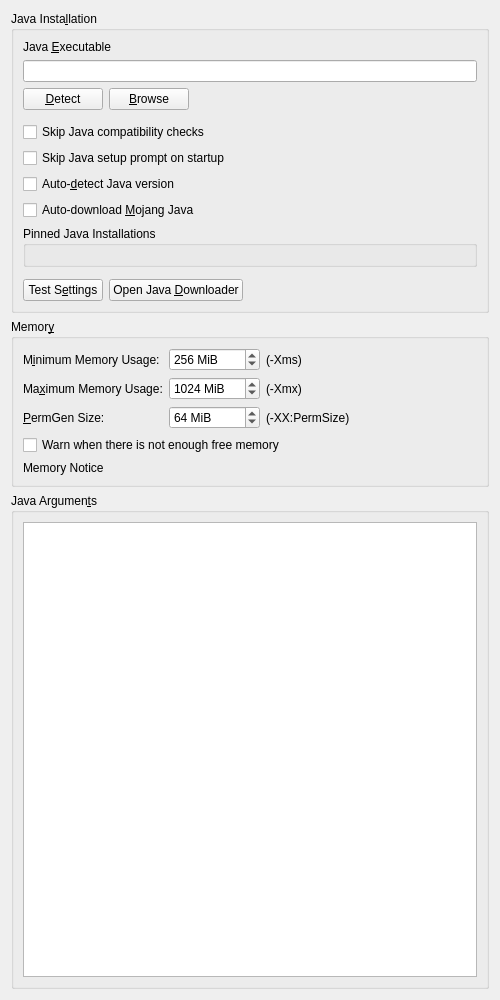
The window that launcher/ui/widgets/JavaSettingsWidget.ui (PrismLauncher/PrismLauncher) describes before a commit, drawn with Qt 5.
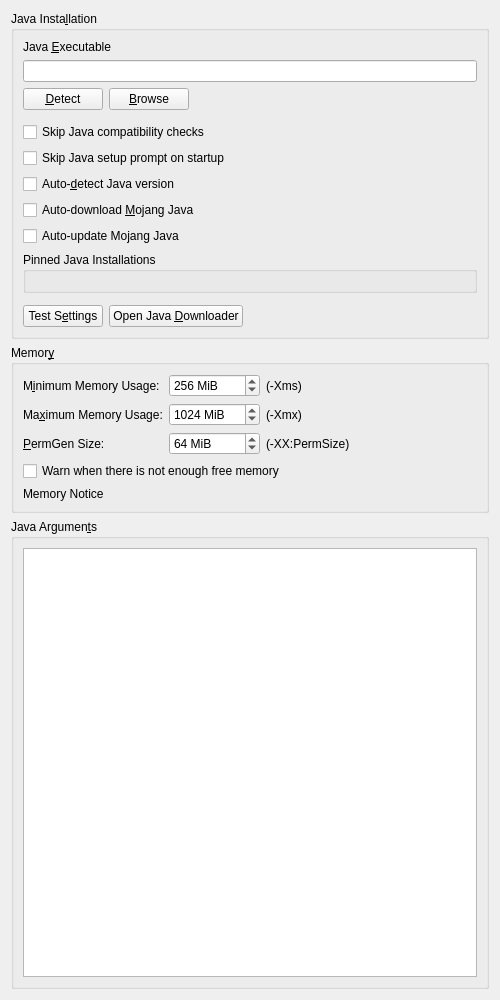
The same window after the commit.

Commit message:
feat(JavaSettings): allow for automatic updates
Fixes: https://github.com/PrismLauncher/PrismLauncher/issues/4484

Patch:
```diff
--- a/launcher/ui/widgets/JavaSettingsWidget.ui
+++ b/launcher/ui/widgets/JavaSettingsWidget.ui
@@ -29,6 +29,103 @@
       <bool>false</bool>
      </property>
      <layout class="QGridLayout" name="gridLayout_2">
+      <item row="4" column="0">
+       <widget class="QCheckBox" name="skipCompatibilityCheckBox">
+        <property name="toolTip">
+         <string>If enabled, the launcher will not check if an instance is compatible with the selected Java version.</string>
+        </property>
+        <property name="text">
+         <string>Skip Java compatibility checks</string>
+        </property>
+       </widget>
+      </item>
+      <item row="12" column="0">
+       <spacer name="verticalSpacer_4">
+        <property name="orientation">
+         <enum>Qt::Orientation::Vertical</enum>
+        </property>
+        <property name="sizeType">
+         <enum>QSizePolicy::Policy::Fixed</enum>
+        </property>
+        <property name="sizeHint" stdset="0">
+         <size>
+          <width>0</width>
+          <height>6</height>
+         </size>
+        </property>
+       </spacer>
+      </item>
+      <item row="9" column="0">
+       <widget class="QCheckBox" name="autodownloadJavaCheckBox">
+        <property name="toolTip">
+         <string>Automatically downloads and selects the Java build recommended by Mojang.</string>
+        </property>
+        <property name="text">
+         <string>Auto-download &amp;Mojang Java</string>
+        </property>
+       </widget>
+      </item>
+      <item row="13" column="0">
+       <layout class="QHBoxLayout" name="horizontalLayout_4">
+        <item>
+         <widget class="QPushButton" name="javaTestBtn">
+          <property name="text">
+           <string>Test S&amp;ettings</string>
+          </property>
+         </widget>
+        </item>
+        <item>
+         <widget class="QPushButton" name="javaDownloadBtn">
+          <property name="text">
+           <string>Open Java &amp;Downloader</string>
+          </property>
+         </widget>
+        </item>
+        <item>
+         <spacer name="horizontalSpacer_7">
+          <property name="orientation">
+           <enum>Qt::Orientation::Horizontal</enum>
+          </property>
+          <property name="sizeHint" stdset="0">
+           <size>
+            <width>0</width>
+            <height>0</height>
+           </size>
+          </property>
+         </spacer>
+        </item>
+       </layout>
+      </item>
+      <item row="1" column="0">
+       <widget class="QLineEdit" name="javaPathTextBox"/>
+      </item>
+      <item row="11" column="0">
+       <widget class="QGroupBox" name="pinnedJavaGroupBox">
+        <property name="toolTip">
+         <string>Pin specific Java installations to a major version. When the launcher picks Java for an instance automatically, a pinned installation matching the required version is used before anything else gets detected or downloaded.</string>
+        </property>
+        <property name="title">
+         <string>Pinned Java Installations</string>
+        </property>
+        <layout class="QGridLayout" name="pinnedJavaGridLayout"/>
+       </widget>
+      </item>
+      <item row="3" column="0">
+       <spacer name="verticalSpacer_5">
+        <property name="orientation">
+         <enum>Qt::Orientation::Vertical</enum>
+        </property>
+        <property name="sizeType">
+         <enum>QSizePolicy::Policy::Fixed</enum>
+        </property>
+        <property name="sizeHint" stdset="0">
+         <size>
+          <width>0</width>
+          <height>6</height>
+         </size>
+        </property>
+       </spacer>
+      </item>
       <item row="7" column="0">
        <widget class="QCheckBox" name="autodetectJavaCheckBox">
         <property name="text">
@@ -67,76 +164,6 @@
         </item>
        </layout>
       </item>
-      <item row="11" column="0">
-       <layout class="QHBoxLayout" name="horizontalLayout_4">
-        <item>
-         <widget class="QPushButton" name="javaTestBtn">
-          <property name="text">
-           <string>Test S&amp;ettings</string>
-          </property>
-         </widget>
-        </item>
-        <item>
-         <widget class="QPushButton" name="javaDownloadBtn">
-          <property name="text">
-           <string>Open Java &amp;Downloader</string>
-          </property>
-         </widget>
-        </item>
-        <item>
-         <spacer name="horizontalSpacer_7">
-          <property name="orientation">
-           <enum>Qt::Orientation::Horizontal</enum>
-          </property>
-          <property name="sizeHint" stdset="0">
-           <size>
-            <width>0</width>
-            <height>0</height>
-           </size>
-          </property>
-         </spacer>
-        </item>
-       </layout>
-      </item>
-      <item row="10" column="0">
-       <spacer name="verticalSpacer_4">
-        <property name="orientation">
-         <enum>Qt::Orientation::Vertical</enum>
-        </property>
-        <property name="sizeType">
-         <enum>QSizePolicy::Policy::Fixed</enum>
-        </property>
-        <property name="sizeHint" stdset="0">
-         <size>
-          <width>0</width>
-          <height>6</height>
-         </size>
-        </property>
-       </spacer>
-      </item>
-      <item row="8" column="0">
-       <widget class="QCheckBox" name="autodownloadJavaCheckBox">
-        <property name="toolTip">
-         <string>Automatically downloads and selects the Java build recommended by Mojang.</string>
-        </property>
-        <property name="text">
-         <string>Auto-download &amp;Mojang Java</string>
-        </property>
-       </widget>
-      </item>
-      <item row="4" column="0">
-       <widget class="QCheckBox" name="skipCompatibilityCheckBox">
-        <property name="toolTip">
-         <string>If enabled, the launcher will not check if an instance is compatible with the selected Java version.</string>
-        </property>
-        <property name="text">
-         <string>Skip Java compatibility checks</string>
-        </property>
-       </widget>
-      </item>
-      <item row="1" column="0">
-       <widget class="QLineEdit" name="javaPathTextBox"/>
-      </item>
       <item row="0" column="0">
        <widget class="QLabel" name="label_4">
         <property name="text">
@@ -157,32 +184,14 @@
         </property>
        </widget>
       </item>
-      <item row="3" column="0">
-       <spacer name="verticalSpacer_5">
-        <property name="orientation">
-         <enum>Qt::Orientation::Vertical</enum>
-        </property>
-        <property name="sizeType">
-         <enum>QSizePolicy::Policy::Fixed</enum>
-        </property>
-        <property name="sizeHint" stdset="0">
-         <size>
-          <width>0</width>
-          <height>6</height>
-         </size>
-        </property>
-       </spacer>
-      </item>
-      <item row="9" column="0">
-       <widget class="QGroupBox" name="pinnedJavaGroupBox">
+      <item row="10" column="0">
+       <widget class="QCheckBox" name="autoupdateJavaCheckBox">
         <property name="toolTip">
          <string>Pin specific Java installations to a major version. When the launcher picks Java for an instance automatically, a pinned installation matching the required version is used before anything else gets detected or downloaded.</string>
         </property>
-        <property name="title">
-         <string>Pinned Java Installations</string>
+        <property name="text">
+         <string>Auto-update Mojang Java</string>
         </property>
-        <layout class="QGridLayout" name="pinnedJavaGridLayout">
-        </layout>
        </widget>
       </item>
      </layout>
```
Left out of the diff: 2 changed lines with no effect on the pictures. The commit also changes 4 other files.
